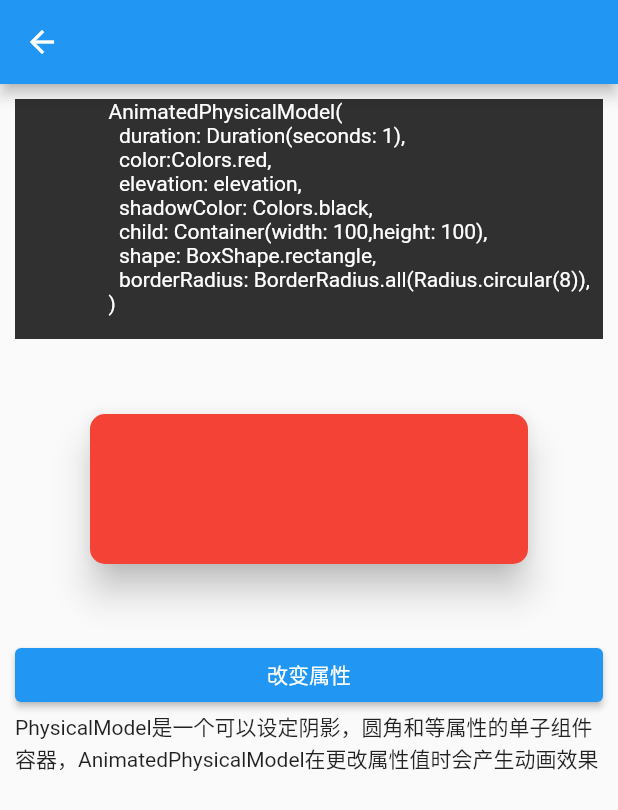
After one commit to ezshine/FlutterWidgetsCatalog, a Flutter app: the ExampleAnimatedPhysicalModel screen opened by its route, on a phone screen of 412 x 824 dp. The commit adds this screen. Shown: the top 810 px of the screen. Run offline on Flutter 3.47's test engine with Material 2 defaults, Android fonts, the light colour scheme and no system bars; our stand-ins replace webview_flutter.

Commit message:
add 4 example

```diff
--- a/app/lib/view/examples/ExampleAnimatedAlign.dart
+++ b/app/lib/view/examples/ExampleAnimatedAlign.dart
@@ -41,7 +41,7 @@ class _ExampleAnimatedAlignState extends State<ExampleAnimatedAlign> {
               ),
               Text("AnimatedAlign组件的alignment改变时会有动画效果"),
               ElevatedButton(onPressed: (){
-                alignment = [Alignment.centerLeft,Alignment.center,Alignment.centerRight][Random().nextInt(3)];
+                alignment =  [Alignment.centerLeft,Alignment.center,Alignment.centerRight][Random().nextInt(3)];
                 setState(() {
 
                 });
--- /dev/null
+++ b/app/lib/view/examples/ExampleAnimatedModalBarrier.dart
@@ -0,0 +1,65 @@
+import 'package:flutter/material.dart';
+
+class ExampleAnimatedModalBarrier extends StatefulWidget {
+  ExampleAnimatedModalBarrier({Key key}) : super(key: key);
+
+  @override
+  _ExampleAnimatedModalBarrierState createState() => _ExampleAnimatedModalBarrierState();
+}
+
+class _ExampleAnimatedModalBarrierState extends State<ExampleAnimatedModalBarrier> with SingleTickerProviderStateMixin {
+
+  AnimationController _controller;
+  Animation _animation;
+
+  @override
+  void initState() {
+
+    _controller = AnimationController(duration: Duration(milliseconds: 1000),vsync: this);
+
+    _animation = ColorTween(begin: Colors.red,end: Colors.blue).animate(_controller);
+
+    _controller.forward();
+
+    super.initState();
+  }
+
+  @override
+  void dispose() {
+    _controller.dispose();
+
+    super.dispose();
+  }
+
+  @override
+  Widget build(BuildContext context) {
+    return Scaffold(
+      appBar: AppBar(),
+      body: Padding(
+        padding: EdgeInsets.all(10),
+        child: Column(
+        children: [
+              Container(
+                color: Colors.grey[850],
+                child: Text("""
+                  AnimatedModalBarrier(
+                    dismissible: false,//点击后是否自动pop
+                    color: _animation//动画控制器
+                  )
+                """,textAlign: TextAlign.left,style: TextStyle(color: Colors.white),),
+              ),
+              Container(
+                width: 100,
+                height: 100,
+                child:AnimatedModalBarrier(
+                  dismissible: false,
+                  color: _animation
+                ),
+              ),
+              Text("AnimatedModalBarriers是一个带颜色切换动画的覆盖层，用于自定义弹窗的背景色")
+            ]
+        ),
+      ),
+    );
+  }
+}
--- /dev/null
+++ b/app/lib/view/examples/ExampleAnimatedOpacity.dart
@@ -0,0 +1,47 @@
+import 'package:flutter/material.dart';
+import 'package:flutter/widgets.dart';
+
+class ExampleAnimatedOpacity extends StatefulWidget {
+  @override
+  _ExampleAnimatedOpacityState createState() => _ExampleAnimatedOpacityState();
+}
+
+class _ExampleAnimatedOpacityState extends State<ExampleAnimatedOpacity> {
+  double opacity = 1.0;
+
+  @override
+  Widget build(BuildContext context) {
+    return Scaffold(
+      appBar: AppBar(),
+      body: Padding(
+        padding: EdgeInsets.all(10),
+        child: ListView(
+        children: [
+              Container(
+                color: Colors.grey[850],
+                child: Text("""
+                  AnimatedOpacity(
+                    duration: Duration(seconds: 1),//动画时长
+                    opacity: 1,//透明度0-1
+                  }
+                """,textAlign: TextAlign.left,style: TextStyle(color: Colors.white),),
+              ),
+              AnimatedOpacity(
+                duration: Duration(seconds: 1),
+                opacity: opacity,
+                child: ElevatedButton(
+                  onPressed: (){
+                    setState(() {
+                      opacity = 0;
+                    });
+                  },
+                  child: Text("点击后逐渐变透明")
+                )
+              ),
+              Text("AnimatedOpacity的opacity属性值发生变化时，其子组件会产生动画效果")
+            ]
+        ),
+      ),
+    );
+  }
+}
--- /dev/null
+++ b/app/lib/view/examples/ExampleAnimatedPhysicalModel.dart
@@ -0,0 +1,60 @@
+import 'dart:math';
+
+import 'package:flutter/material.dart';
+
+class ExampleAnimatedPhysicalModel extends StatefulWidget {
+  @override
+  _ExampleAnimatedPhysicalModelState createState() => _ExampleAnimatedPhysicalModelState();
+}
+
+class _ExampleAnimatedPhysicalModelState extends State<ExampleAnimatedPhysicalModel> {
+  double elevation = 10;
+  BorderRadius boardRadius = BorderRadius.all(Radius.circular(10));
+
+  @override
+  Widget build(BuildContext context) {
+    return Scaffold(
+      appBar: AppBar(),
+      body: Padding(
+        padding: EdgeInsets.all(10),
+        child: ListView(
+        children: [
+              Container(
+                color: Colors.grey[850],
+                child: Text("""
+                  AnimatedPhysicalModel(
+                    duration: Duration(seconds: 1),
+                    color:Colors.red,
+                    elevation: elevation,
+                    shadowColor: Colors.black,
+                    child: Container(width: 100,height: 100),
+                    shape: BoxShape.rectangle,
+                    borderRadius: BorderRadius.all(Radius.circular(8)),
+                  )
+                """,textAlign: TextAlign.left,style: TextStyle(color: Colors.white),),
+              ),
+              Padding(
+                padding: EdgeInsets.all(50),
+                child: AnimatedPhysicalModel(
+                  duration: Duration(seconds: 1),
+                  color:Colors.red,
+                  elevation: elevation,
+                  shadowColor: Colors.black,
+                  child: Container(width: 100,height: 100),
+                  shape: BoxShape.rectangle,
+                  borderRadius: boardRadius,
+                ),
+              ),
+              ElevatedButton(onPressed: (){
+                setState(() {
+                  boardRadius = BorderRadius.all(Radius.circular(Random().nextInt(20).toDouble()));
+                  elevation = Random().nextInt(20).toDouble();
+                });
+              }, child: Text("改变属性")),
+              Text("PhysicalModel是一个可以设定阴影，圆角和等属性的单子组件容器，AnimatedPhysicalModel在更改属性值时会产生动画效果")
+            ]
+        ),
+      )
+    );
+  }
+}
--- /dev/null
+++ b/app/lib/view/examples/ExampleAnimatedPositioned.dart
@@ -0,0 +1,67 @@
+import 'dart:math';
+
+import 'package:flutter/material.dart';
+
+class ExampleAnimatedPositioned extends StatefulWidget {
+  @override
+  _ExampleAnimatedPositionedState createState() =>
+      _ExampleAnimatedPositionedState();
+}
+
+class _ExampleAnimatedPositionedState extends State<ExampleAnimatedPositioned> {
+
+  @override
+  Widget build(BuildContext context) {
+    double left = Random().nextInt(200-64).toDouble();
+    double top = Random().nextInt(200-36).toDouble();
+    return Scaffold(
+        appBar: AppBar(),
+        body: Padding(
+          padding: EdgeInsets.all(10),
+          child: ListView(children: [
+            Container(
+              color: Colors.grey[850],
+              child: Text(
+                """
+                  AnimatedPositioned(
+                        duration: Duration(seconds: 1),
+                        left: left,
+                        top:top,
+                        child://子组件
+                  )
+                """,
+                textAlign: TextAlign.left,
+                style: TextStyle(color: Colors.white),
+              ),
+            ),
+            Align(
+              alignment: Alignment.center,
+              child: Container(
+                width: 200,
+                height: 200,
+                color: Colors.grey[200],
+                child: Stack(
+                  children: [
+                    AnimatedPositioned(
+                        duration: Duration(seconds: 1),
+                        left: left,
+                        top:top,
+                        child: ElevatedButton(
+                            onPressed: () {
+                              setState(() {
+
+                              });
+                            },
+                            child: Text("点了就跑")
+                          )
+                        )
+                  ],
+                ),
+              ),
+            ),
+            Text(
+                "Positioned配合Stack布局，可以放置在任意坐标，AnimatedPositioned则在更改left,top属性值时会产生动画效果")
+          ]),
+        ));
+  }
+}
--- a/app/lib/view/pages/indexed.dart
+++ b/app/lib/view/pages/indexed.dart
@@ -1,5 +1,3 @@
-import 'dart:collection';
-
 import 'package:app/model/WidgetsJson.dart';
 import 'package:app/view/pages/detail.dart';
 import 'package:flutter/material.dart';
```
Also changed, not shown: app/lib/main.dart (+9 -2 lines), 2 other files.
